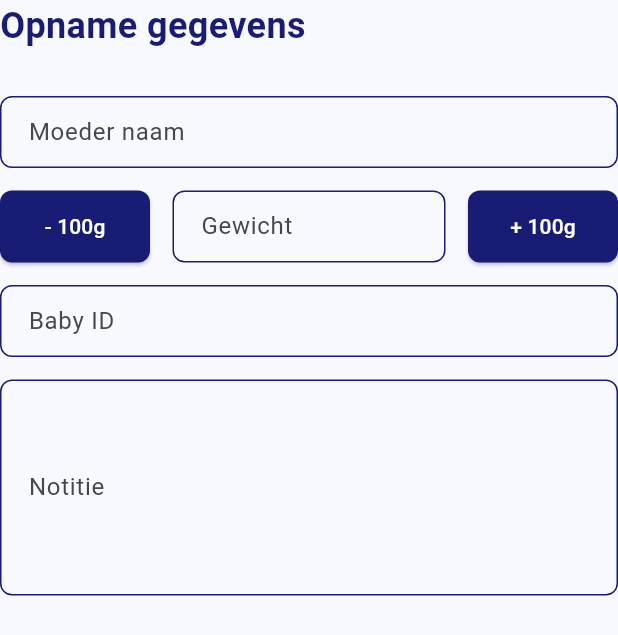
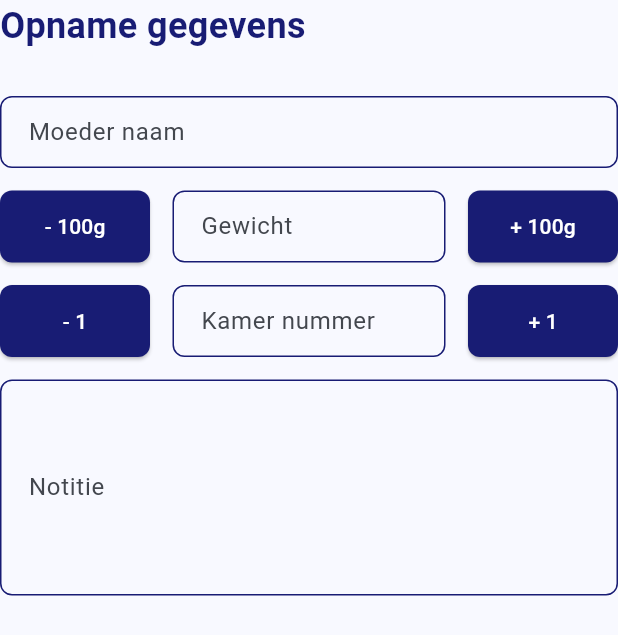
Before and after one commit to Zuurstofmasker/Zuurstofmasker, a Flutter app: the SessionInfoForm widget shown alone on an empty page, opened directly with empty values, on a phone screen of 412 x 824 dp. Shown: the top 635 px of the screen. Run offline on Flutter 3.47's test engine with Material 3 defaults, Android fonts, the light colour scheme and no system bars; our stand-ins replace audio_video_progress_bar, csv, fl_chart, flutter_colorpicker, flutter_easyloading, flutter_svg and 1 more; missing offline and left inert: camera_platform_interface, flutter_libserialport; statements that could not run were skipped.

Commit message:
Add roomnumber to session

```diff
--- a/lib/Helpers/cameraHelpers.dart
+++ b/lib/Helpers/cameraHelpers.dart
@@ -35,8 +35,8 @@ Future<int> startRecording({
   return cameraId;
 }
 
-Future<int> stopRecording({String? storeLocation}) async {
-  if (cameraId == -1) return cameraId;
+Future<(int, XFile?)> stopRecording({String? storeLocation}) async {
+  if (cameraId == -1) return (cameraId, null);
 
   XFile videoFile = await CameraPlatform.instance.stopVideoRecording(cameraId);
   await disposeCamera(cameraId);
@@ -49,5 +49,5 @@ Future<int> stopRecording({String? storeLocation}) async {
     deleteFile(orginFilePath);
   }
 
-  return cameraId;
+  return (cameraId, videoFile);
 }
--- a/lib/Models/session.dart
+++ b/lib/Models/session.dart
@@ -7,6 +7,7 @@ class Session {
     required this.birthTime,
     required this.endTime,
     required this.note,
+    required this.roomNumber,
   });
   final String id;
 
@@ -16,6 +17,7 @@ class Session {
   String note;
   DateTime birthTime;
   DateTime endTime;
+  int roomNumber;
 
   factory Session.fromJson(Map<String, dynamic> json) => Session(
         id: json['id'],
@@ -25,6 +27,7 @@ class Session {
         note: json['note'],
         birthTime: DateTime.fromMillisecondsSinceEpoch(json['birthTime']),
         endTime: DateTime.fromMillisecondsSinceEpoch(json['endTime']),
+        roomNumber: json['roomNumber'],
       );
 
   Map<String, dynamic> toJson() => {
@@ -34,6 +37,7 @@ class Session {
         'birthTime': birthTime.millisecondsSinceEpoch,
         'endTime': endTime.millisecondsSinceEpoch,
         'babyId': babyId,
-        'note': note
+        'note': note,
+        'roomNumber': roomNumber
       };
 }
--- a/lib/Pages/ConfirmSession/confirmSession.dart
+++ b/lib/Pages/ConfirmSession/confirmSession.dart
@@ -23,6 +23,8 @@ class ConfirmSession extends StatelessWidget {
       TextEditingController(text: session.weight.toString());
   late TextEditingController babyIdController =
       TextEditingController(text: session.babyId);
+  late TextEditingController roomNumberController =
+      TextEditingController(text: session.roomNumber.toString());
 
   final GlobalKey<FormState> formKey = GlobalKey<FormState>();
 
@@ -63,6 +65,7 @@ class ConfirmSession extends StatelessWidget {
               noteController: noteController,
               weigthController: weigthController,
               babyIdController: babyIdController,
+              roomNumberController: roomNumberController,
               isConfirm: true,
             ),
             const PaddingSpacing(
--- a/lib/Pages/LiveSessie/liveSession.dart
+++ b/lib/Pages/LiveSessie/liveSession.dart
@@ -1,5 +1,6 @@
 import 'package:flutter/material.dart';
 import 'package:zuurstofmasker/Helpers/cameraHelpers.dart';
+import 'package:zuurstofmasker/Helpers/fileHelpers.dart';
 import 'package:zuurstofmasker/Helpers/navHelper.dart';
 import 'package:zuurstofmasker/Helpers/sessionHelpers.dart';
 import 'package:zuurstofmasker/Models/session.dart';
@@ -10,6 +11,7 @@ import 'package:zuurstofmasker/Pages/LiveSessie/lowerRightPart.dart';
 import 'package:zuurstofmasker/Pages/LiveSessie/upperPart.dart';
 import 'package:zuurstofmasker/Widgets/paddings.dart';
 import 'package:zuurstofmasker/Widgets/popups.dart';
+import 'package:camera_platform_interface/camera_platform_interface.dart';
 import 'package:zuurstofmasker/config.dart';
 
 class LiveSessie extends StatefulWidget {
@@ -53,7 +55,8 @@ class _LiveSessieState extends State<LiveSessie> {
       widget.sessionData.$1.vte.clear();
       widget.sessionData.$1.vti.clear();
 
-      await stopRecording();
+      var (_, video) = await stopRecording();
+      deleteFile(video!.path);
       await startRecording();
     } catch (e) {
       PopupAndLoading.showError("Opvang resetten mislukt");
--- a/lib/Pages/StartSession/sessionInfoForm.dart
+++ b/lib/Pages/StartSession/sessionInfoForm.dart
@@ -11,6 +11,7 @@ class SessionInfoForm extends StatelessWidget {
     required this.noteController,
     required this.weigthController,
     required this.babyIdController,
+    required this.roomNumberController,
     this.isConfirm = false,
   });
 
@@ -18,14 +19,24 @@ class SessionInfoForm extends StatelessWidget {
   final TextEditingController noteController;
   final TextEditingController weigthController;
   final TextEditingController babyIdController;
+  final TextEditingController roomNumberController;
   final bool isConfirm;
 
   void updateWeigth(int value) {
     int currentValue = int.tryParse(weigthController.text) ?? 0;
     currentValue += value;
 
-    if(currentValue >= 0){
+    if (currentValue >= 0) {
       weigthController.text = currentValue.toString();
+    }
+  }
+
+  void updateRoomNumber(int value) {
+    int currentValue = int.tryParse(roomNumberController.text) ?? 0;
+    currentValue += value;
+
+    if (currentValue >= 1) {
+      roomNumberController.text = currentValue.toString();
     }
   }
 
@@ -75,11 +86,40 @@ class SessionInfoForm extends StatelessWidget {
           ],
         ),
         const PaddingSpacing(),
-        InputField(
-          isRequired: false,
-          controller: babyIdController,
-          labelText: "Baby ID",
+        Row(
+          children: [
+            SizedBox(
+              width: 100,
+              child: Button(
+                text: "- 1",
+                onTap: () => updateRoomNumber(-1),
+              ),
+            ),
+            const PaddingSpacing(),
+            Flexible(
+              child: InputField(
+                controller: roomNumberController,
+                labelText: "Kamer nummer",
+                isInt: true,
+              ),
+            ),
+            const PaddingSpacing(),
+            SizedBox(
+              width: 100,
+              child: Button(
+                text: "+ 1",
+                onTap: () => updateRoomNumber(1),
+              ),
+            ),
+          ],
         ),
+        if (isConfirm) const PaddingSpacing(),
+        if (isConfirm)
+          InputField(
+            isRequired: false,
+            controller: babyIdController,
+            labelText: "Baby ID",
+          ),
         const PaddingSpacing(),
         InputField(
           isRequired: false,
--- a/lib/Pages/StartSession/sessionStart.dart
+++ b/lib/Pages/StartSession/sessionStart.dart
@@ -19,6 +19,7 @@ class StartSession extends StatelessWidget {
   final TextEditingController weigthController =
       TextEditingController(text: "3500");
   final TextEditingController babyIdController = TextEditingController();
+  final TextEditingController roomNumberController = TextEditingController(text: "1");
 
   final TextEditingController stateOutController =
       TextEditingController(text: "0");
@@ -44,6 +45,7 @@ class StartSession extends StatelessWidget {
       endTime: DateTime.now(),
       babyId: babyIdController.text,
       weight: int.parse(weigthController.text),
+      roomNumber: int.parse(roomNumberController.text),
     );
     await createSession(session);
 
@@ -95,6 +97,7 @@ class StartSession extends StatelessWidget {
                     noteController: noteController,
                     weigthController: weigthController,
                     babyIdController: babyIdController,
+                    roomNumberController: roomNumberController
                   ),
                 ),
               ],
```
